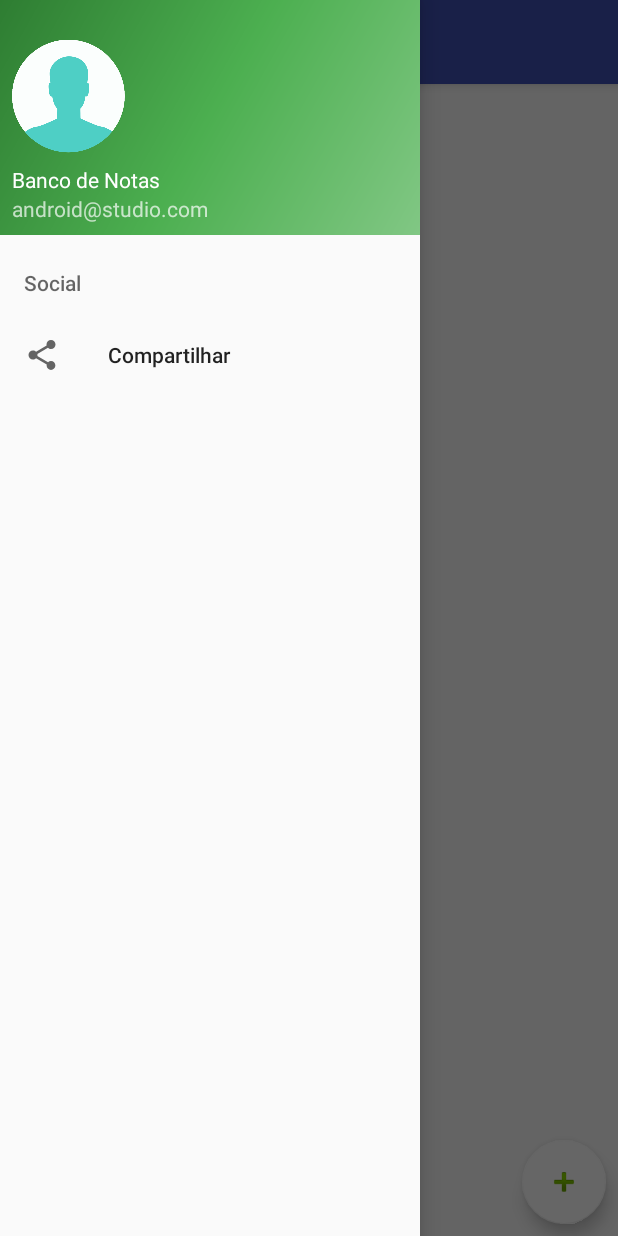
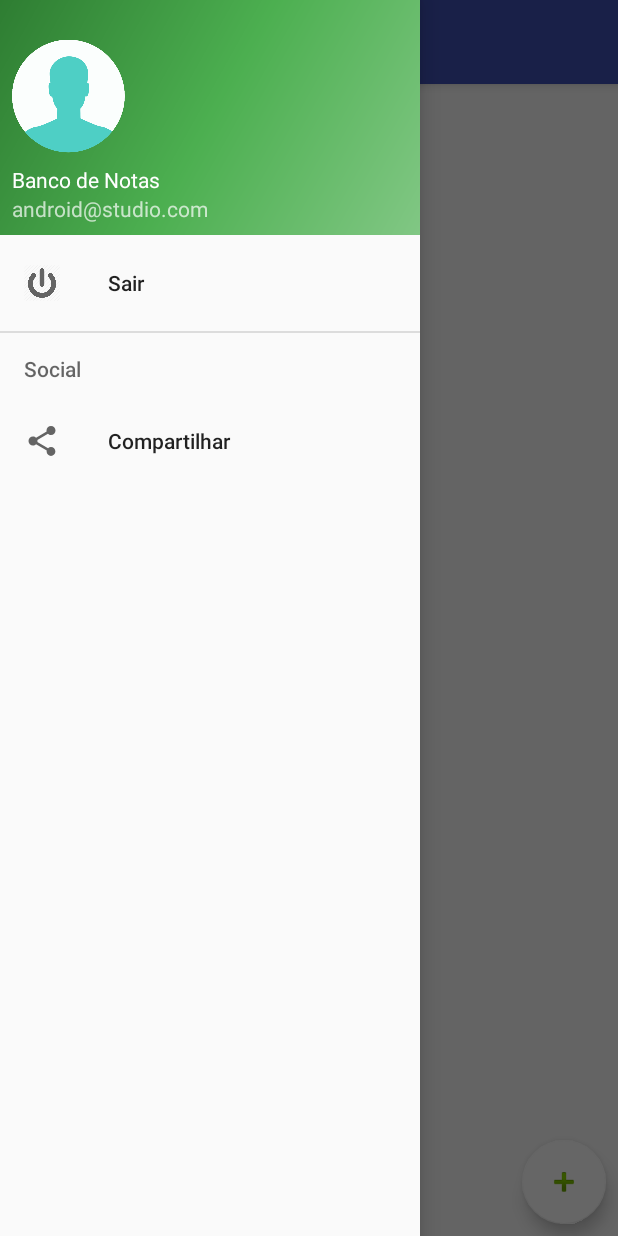
Before and after one commit to esdrasas2/android, an Android app: the MainActivity screen opened directly, with no data from a screen before it, with the side drawer open, on a phone screen of 412 x 824 dp. Run offline under Robolectric (Android 15) with nearby library versions, the phone set to English and light mode, and no system bars; 1 statement that could not run was skipped.

Commit message:
Agora sim!!!

```diff
--- a/app/build.gradle
+++ b/app/build.gradle
@@ -24,10 +24,10 @@ dependencies {
     androidTestCompile('com.android.support.test.espresso:espresso-core:2.2.2', {
         exclude group: 'com.android.support', module: 'support-annotations'
     })
+    compile files('libs/gson-2.8.0.jar')
     compile 'org.apache.httpcomponents:httpcore:4.3'
     compile 'com.android.support:appcompat-v7:25.3.1'
     compile 'com.android.support:design:25.3.1'
     compile 'com.android.support.constraint:constraint-layout:1.0.2'
     testCompile 'junit:junit:4.12'
-    compile files('libs/gson-2.8.0.jar')
 }
--- a/app/src/main/java/com/crisnello/notereader/AutoLoginActivity.java
+++ b/app/src/main/java/com/crisnello/notereader/AutoLoginActivity.java
@@ -339,12 +339,9 @@ public class AutoLoginActivity extends AppCompatActivity implements LoaderCallba
 
                 String respJson = Internet.postHttp(Config.WS_URL_LOGIN,hash);
 
-                Log.i("Result .postHttp",respJson);
-
-
                 user = new Gson().fromJson(respJson, Usuario.class);
 
-                Log.i("Usuario",user.toString());
+               // Log.i("Usuario",user.toString());
 
                 if(user.getId() == 0 && user.getIdCliente() == -1){
                     return false;
--- a/app/src/main/java/com/crisnello/notereader/ItemListView.java
+++ /dev/null
@@ -1,25 +0,0 @@
-package com.crisnello.notereader;
-public class ItemListView
-{
-    private String texto;
-
-    public ItemListView()
-    {
-    }
-
-    public ItemListView(String texto)
-    {
-        this.texto = texto;
-    }
-
-
-    public String getTexto()
-    {
-        return texto;
-    }
-
-    public void setTexto(String texto)
-    {
-        this.texto = texto;
-    }
-}
--- a/app/src/main/java/com/crisnello/notereader/MainActivity.java
+++ b/app/src/main/java/com/crisnello/notereader/MainActivity.java
@@ -3,6 +3,7 @@ package com.crisnello.notereader;
 import android.app.Activity;
 import android.app.AlertDialog;
 import android.content.ActivityNotFoundException;
+import android.content.ComponentName;
 import android.content.DialogInterface;
 import android.content.Intent;
 import android.graphics.Color;
@@ -15,12 +16,11 @@ import android.support.v4.widget.DrawerLayout;
 import android.support.v7.app.ActionBarDrawerToggle;
 import android.support.v7.app.AppCompatActivity;
 import android.support.v7.widget.Toolbar;
-import android.util.Log;
 import android.view.Menu;
 import android.view.MenuItem;
 import android.view.View;
 import android.widget.AdapterView;
-import android.widget.ArrayAdapter;
+import android.widget.BaseAdapter;
 import android.widget.ListView;
 import android.widget.TextView;
 import android.widget.Toast;
@@ -28,6 +28,7 @@ import android.widget.Toast;
 import com.crisnello.notereader.config.Config;
 import com.crisnello.notereader.entitie.Nota;
 import com.crisnello.notereader.entitie.Usuario;
+import com.crisnello.notereader.util.AdapterListView;
 import com.crisnello.notereader.util.Internet;
 import com.google.gson.Gson;
 import com.google.gson.GsonBuilder;
@@ -43,7 +44,7 @@ public class MainActivity extends AppCompatActivity
 
     private ListView listaDeNotas;
     private AdapterListView adapterListView;
-    private ArrayList<ItemListView> itens;
+    private ArrayList<Nota> itens;
     //----------------
 
     private String format;
@@ -51,8 +52,10 @@ public class MainActivity extends AppCompatActivity
 
     private Usuario user;
     static final String ACTION_SCAN = "com.google.zxing.client.android.SCAN";
+    public static final int ACTIVITY_REQUEST_QR_CODE = 0;
+    public static final int ACTIVITY_REQUEST_CODE = 1;
 
-    private List<Nota> notas = new ArrayList<Nota>();
+    //private List<Nota> notas = new ArrayList<Nota>();
 
     @Override
     protected void onCreate(Bundle savedInstanceState) {
@@ -65,8 +68,6 @@ public class MainActivity extends AppCompatActivity
         fab.setOnClickListener(new View.OnClickListener() {
             @Override
             public void onClick(View view) {
-//                Snackbar.make(view, "Replace with your own action", Snackbar.LENGTH_LONG)
-//                        .setAction("Action", null).show();
                 scanQR(view);
             }
         });
@@ -82,80 +83,73 @@ public class MainActivity extends AppCompatActivity
 
         user = (Usuario) getIntent().getSerializableExtra("USER");
 
-
         View navigationViewHeader = navigationView.getHeaderView(0);
 
         TextView tv_login = (TextView) navigationViewHeader.findViewById(R.id.tv_login);
         tv_login.setText(user.getEmail());
 
-        /*TEMP HARD CODE*/
-        Nota nota = new Nota();
-        nota.setId(0);
-        nota.setCnpj("00.000.000/0001-00");
-
-        notas.add(nota);
-
         listaDeNotas = (ListView) findViewById(R.id.lista);
         listaDeNotas.setOnItemClickListener(this);
 
+        updateNotas();
+    }
+
+    public void updateNotas(){
         new Thread(new Runnable() {
             @Override
             public void run() {
-                HashMap<String, String> hash = new HashMap<String, String>();
-                hash.put("id_usuario",String.valueOf(user.getId()));
-                String respJson = Internet.postHttp(Config.WS_URL_NOTAS,hash);
-                //Log.i("Result .postHttp",respJson);
-                Gson gson = new GsonBuilder().setDateFormat("MMM dd, yyyy").create();
-                Nota[] notaArray = gson.fromJson(respJson, Nota[].class);
-                notas = new ArrayList<Nota>(Arrays.asList(notaArray));
-//                for(int x=0;x<notas.size();x++){
-//                    Nota nota = notas.get(x);
-//                    Log.e("Notas",nota.toString());
-//                }
-                createListView();
+                try {
+                    HashMap<String, String> hash = new HashMap<String, String>();
+                    hash.put("id_usuario", String.valueOf(user.getId()));
+                    String respJson = Internet.postHttp(Config.WS_URL_NOTAS, hash);
+                    //Log.i("Result .postHttp",respJson);
+                    Gson gson = new GsonBuilder().setDateFormat("MMM dd, yyyy").create();
+                    Nota[] notaArray = gson.fromJson(respJson, Nota[].class);
+                    itens = new ArrayList<Nota>(Arrays.asList(notaArray));
 
+                    runOnUiThread(new Runnable() {
+                        @Override
+                        public void run() {
+                            createListView();
+                        }
+                    });
+                }catch(Exception e){
+                    runOnUiThread(new Runnable() {
+                        @Override
+                        public void run() {
+                            Toast.makeText(getApplicationContext(), "Não foi possível carregar as notas cadastradas! ", Toast.LENGTH_LONG).show();
+                        }
+                    });
+                }
             }
         }).start();
-
-
-
-
-    }
-
-    public void onItemClick(AdapterView<?> arg0, View arg1, int arg2, long arg3)
-    {
-        //Pega o item que foi selecionado.
-        ItemListView item = adapterListView.getItem(arg2);
-        //Demostração
-        Toast.makeText(this, "Você Clicou em: " + item.getTexto(), Toast.LENGTH_LONG).show();
     }
 
     private void createListView()
     {
-        //Criamos nossa lista que preenchera o ListView
-        itens = new ArrayList<ItemListView>();
-        Log.e("createListView","Vou carregar as notas TAMANHO:"+notas.size());
-        for(int i=0;i<notas.size();i++){
-            Nota nota = notas.get(i);
-            itens.add(new ItemListView(nota.toString()));
-        }
-
-        //Cria o adapter
         adapterListView = new AdapterListView(this, itens);
-
-        //Define o Adapter
         listaDeNotas.setAdapter(adapterListView);
-        //Cor quando a lista é selecionada para ralagem.
         listaDeNotas.setCacheColorHint(Color.TRANSPARENT);
     }
+
+
+    public void onItemClick(AdapterView<?> arg0, View arg1, int arg2, long arg3)
+    {
+        Nota item = adapterListView.getItem(arg2);
+
+        Intent myWebLink = new Intent(android.content.Intent.ACTION_VIEW);
+        myWebLink.setData(Uri.parse(item.getNumeroFiscalCoo()));
+        startActivityForResult(myWebLink,ACTIVITY_REQUEST_CODE);
+    }
+
 
     public void scanQR(View v) {
         try {
             Intent intent = new Intent(ACTION_SCAN);
             intent.putExtra("SCAN_MODE", "QR_CODE_MODE");
-            startActivityForResult(intent, 0);
+            startActivityForResult(intent, ACTIVITY_REQUEST_QR_CODE);
         } catch (ActivityNotFoundException anfe) {
-            showDialog(MainActivity.this, "Scanner não Encontrado", "Download o scanner de QRCODE do google?", "Sim", "Não").show();
+            showDialog(MainActivity.this, "Scanner não Encontrado", "Baixar o scanner de QRCODE do google?", "Sim", "Não").show();
         }
     }
 
@@ -182,7 +176,7 @@ public class MainActivity extends AppCompatActivity
     }
 
     public void onActivityResult(int requestCode, int resultCode, Intent intent) {
-        if (requestCode == 0) {
+        if (requestCode == ACTIVITY_REQUEST_QR_CODE) {
             if (resultCode == RESULT_OK) {
                 contents = intent.getStringExtra("SCAN_RESULT");
                 format = intent.getStringExtra("SCAN_RESULT_FORMAT");
@@ -201,11 +195,19 @@ public class MainActivity extends AppCompatActivity
                         //Log.i("Result .postHttp",respJson);
 
                         Nota notaInserida = new Gson().fromJson(respJson,Nota.class);
-                        notas.add(notaInserida);
+                        itens.add(notaInserida);
+                        runOnUiThread(new Runnable() {
+                            @Override
+                            public void run() {
+                                ((BaseAdapter) listaDeNotas.getAdapter()).notifyDataSetChanged();
+                            }
+                        });
                     }
                 }).start();
 
             }
+        }else if(requestCode == ACTIVITY_REQUEST_CODE){
+            updateNotas();
         }
     }
 
@@ -249,8 +251,8 @@ public class MainActivity extends AppCompatActivity
         // Handle navigation view item clicks here.
         int id = item.getItemId();
 
-        if (id == R.id.nav_camera) {
-            // Handle the camera action
+        if (id == R.id.nav_sair) {
+            finish();
         } else if (id == R.id.nav_gallery) {
 
         } else if (id == R.id.nav_slideshow) {
--- a/app/src/main/java/com/crisnello/notereader/entitie/Nota.java
+++ b/app/src/main/java/com/crisnello/notereader/entitie/Nota.java
@@ -1,6 +1,7 @@
 package com.crisnello.notereader.entitie;
 
 import java.io.Serializable;
+import java.text.SimpleDateFormat;
 import java.util.Date;
 
 /**
@@ -92,6 +93,7 @@ public class Nota implements Serializable {
 
     @Override
     public String toString() {
-        return getId()+" - "+getCnpj();
+        SimpleDateFormat sdf = new SimpleDateFormat("dd/MM/yyyy");
+        return getId()+" - "+getCnpj()+" - "+getValor()+" - "+sdf.format(getDataEmissao());
     }
 }
--- a/app/src/main/java/com/crisnello/notereader/AdapterListView.java
+++ b/app/src/main/java/com/crisnello/notereader/util/AdapterListView.java
@@ -1,4 +1,4 @@
-package com.crisnello.notereader;
+package com.crisnello.notereader.util;
 
 import android.content.Context;
 import android.view.LayoutInflater;
@@ -7,14 +7,17 @@ import android.view.ViewGroup;
 import android.widget.BaseAdapter;
 import android.widget.TextView;
 
+import com.crisnello.notereader.R;
+import com.crisnello.notereader.entitie.Nota;
+
 import java.util.ArrayList;
 
 public class AdapterListView extends BaseAdapter
 {
     private LayoutInflater mInflater;
-    private ArrayList<ItemListView> itens;
+    private ArrayList<Nota> itens;
 
-    public AdapterListView(Context context, ArrayList<ItemListView> itens)
+    public AdapterListView(Context context, ArrayList<Nota> itens)
     {
         //Itens que preencheram o listview
         this.itens = itens;
@@ -38,7 +41,7 @@ public class AdapterListView extends BaseAdapter
      * @param position
      * @return
      */
-    public ItemListView getItem(int position)
+    public Nota getItem(int position)
     {
         return itens.get(position);
     }
@@ -57,13 +60,13 @@ public class AdapterListView extends BaseAdapter
     public View getView(int position, View view, ViewGroup parent)
     {
         //Pega o item de acordo com a posção.
-        ItemListView item = itens.get(position);
+        Nota item = itens.get(position);
         //infla o layout para podermos preencher os dados
-        view = mInflater.inflate(R.layout.item_listview, null);
+        view = mInflater.inflate(R.layout.nota_listview, null);
 
         //atravez do layout pego pelo LayoutInflater, pegamos cada id relacionado
         //ao item e definimos as informações.
-        ((TextView) view.findViewById(R.id.text)).setText(item.getTexto());
+        ((TextView) view.findViewById(R.id.text)).setText(item.toString());
 
 
         return view;
--- a/app/src/main/res/menu/activity_main_drawer.xml
+++ b/app/src/main/res/menu/activity_main_drawer.xml
@@ -3,10 +3,9 @@
 
     <group android:checkableBehavior="single">
         <item
-            android:visible="false"
-            android:id="@+id/nav_camera"
-            android:icon="@drawable/ic_menu_camera"
-            android:title="Import" />
+            android:id="@+id/nav_sair"
+            android:icon="@drawable/logout"
+            android:title="Sair" />
         <item
             android:visible="false"
             android:id="@+id/nav_gallery"
```
Also changed, not shown: app/src/main/AndroidManifest.xml (+2 -5 lines), app/src/main/java/com/crisnello/notereader/util/Internet.java (+3 -20 lines), app/src/main/res/drawable/logout.png (added), app/src/main/res/layout/nota_listview.xml (renamed from app/src/main/res/layout/item_listview.xml).
